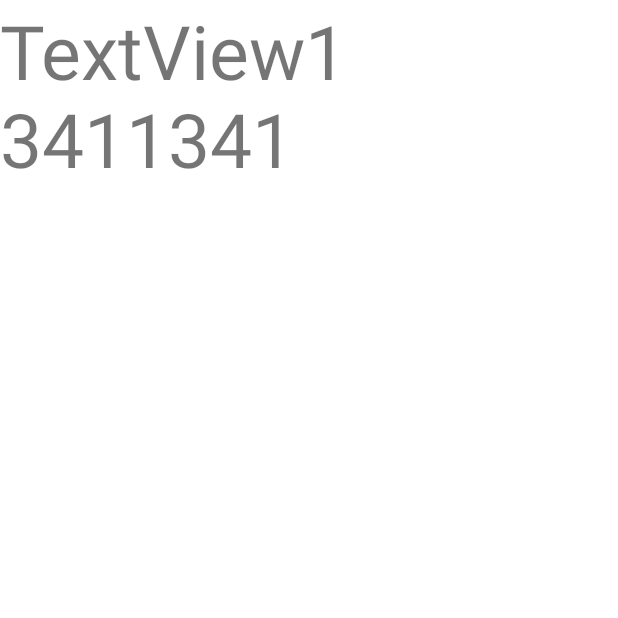
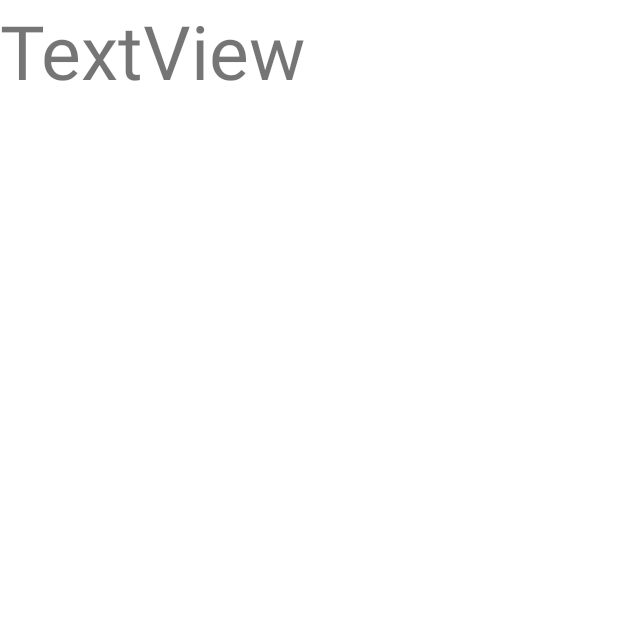
Before and after one commit to Park-minseo/test, an Android app: the screen it shows after launch (MainActivity), on a phone screen of 412 x 824 dp, the top half of it. Run offline under Robolectric (Android 15) with nearby library versions, the phone set to English and light mode, and no system bars; our stand-ins replace navigation-ui; 5 statements that could not run were skipped.

Commit message:
테스트

```diff
--- a/app/src/main/res/layout/activity_main.xml
+++ b/app/src/main/res/layout/activity_main.xml
@@ -11,5 +11,5 @@
         android:layout_width="233dp"
         android:layout_height="120dp"
         android:textSize="50dp"
-        android:text="TextView13411341" />
+        android:text="TextView" />
 </androidx.coordinatorlayout.widget.CoordinatorLayout>
```
